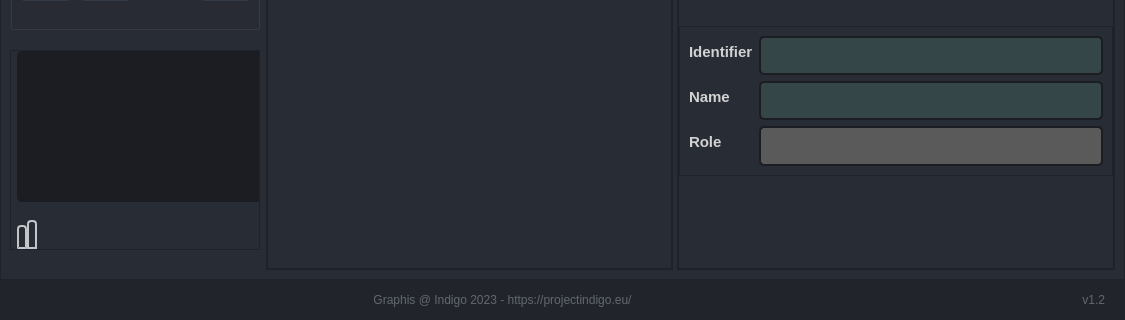
The window that app/gui_main.ui (GraffitiProjectINDIGO/GRAPHIS) describes before a commit, drawn with Qt 5; both pictures show x 0 to 1125 and y 680 to 1000 of the 1125 by 1000 pixel window.
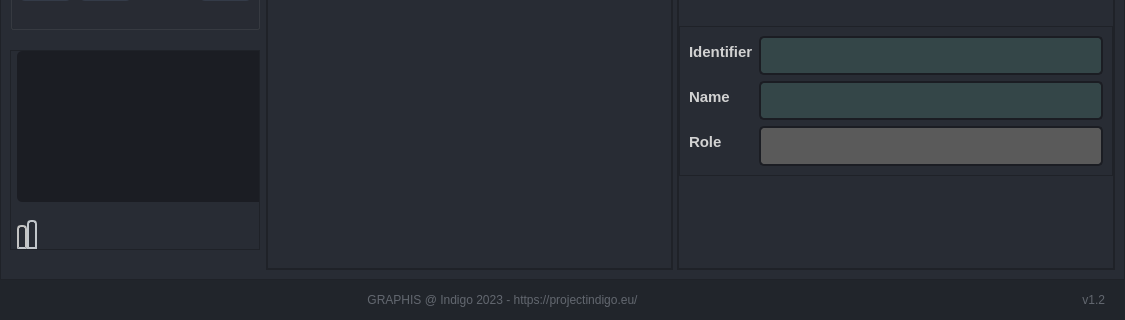
The same window after the commit. Icons and pictures are not drawn. Custom widgets are drawn as their Qt base class.

The edit to the form file:
```diff
--- a/app/gui_main.ui
+++ b/app/gui_main.ui
@@ -4094,7 +4094,7 @@
                    <string notr="true">color: rgb(98, 103, 111);</string>
                   </property>
                   <property name="text">
-                   <string>&lt;html&gt;&lt;head/&gt;&lt;body&gt;&lt;p&gt;Graphis @ Indigo 2023 - https://projectindigo.eu/&lt;/p&gt;&lt;/body&gt;&lt;/html&gt;</string>
+                   <string>&lt;html&gt;&lt;head/&gt;&lt;body&gt;&lt;p&gt;GRAPHIS @ Indigo 2023 - https://projectindigo.eu/&lt;/p&gt;&lt;/body&gt;&lt;/html&gt;</string>
                   </property>
                   <property name="textFormat">
                    <enum>Qt::RichText</enum>
```
